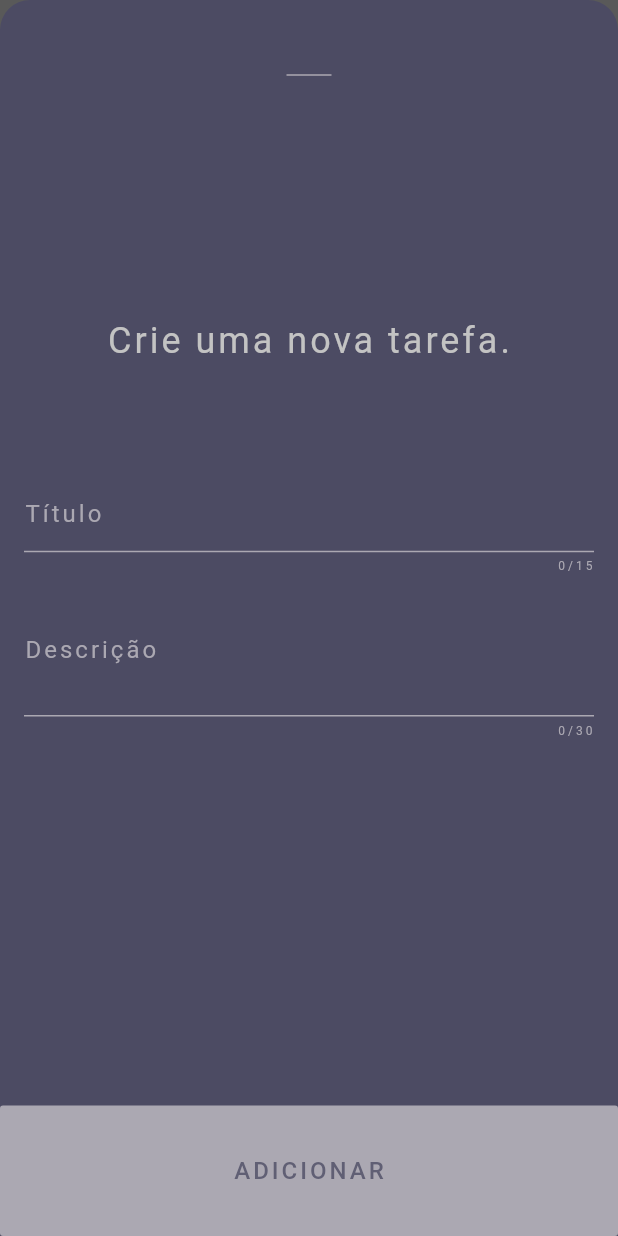
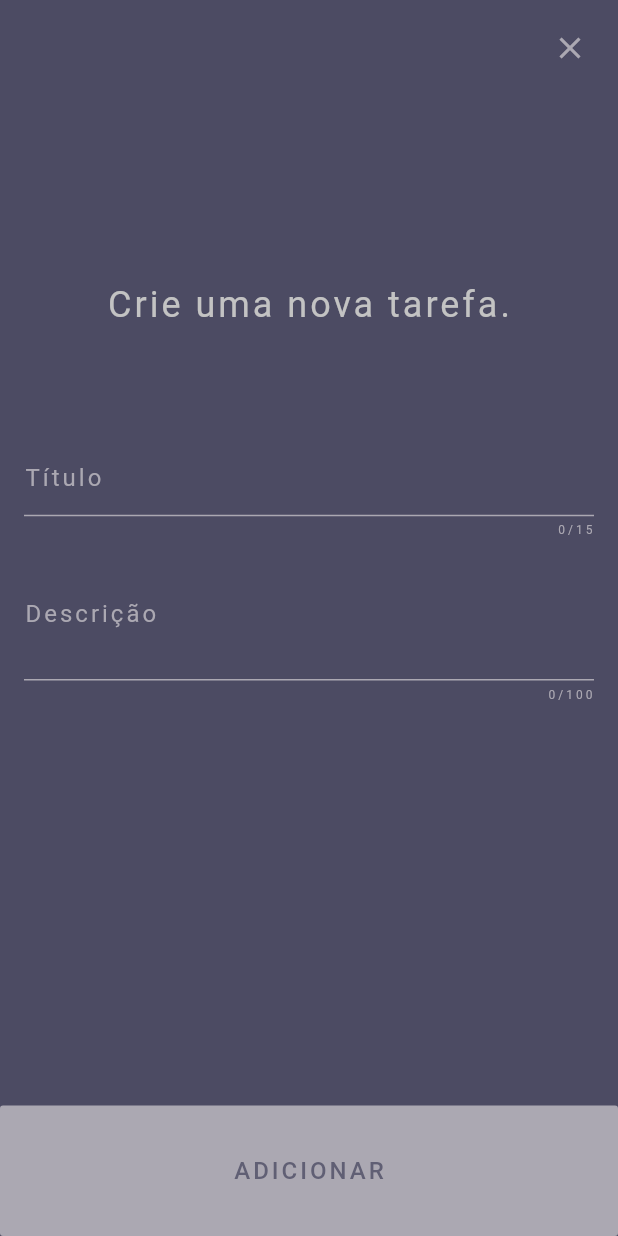
Before and after one commit to devherik/todo_app, a Flutter app: the screen it shows after launch, after a tap on the "add" icon, on a phone screen of 412 x 824 dp. Run offline on Flutter 3.47's test engine with Material 3 defaults, Android fonts, the phone set to English and light mode, and no system bars; our stand-ins replace google_fonts, hexcolor, hive_flutter, result_dart; accounts and stored records are empty; Roboto replaces fonts that are missing (Ubuntu).

Commit message:
view: home task add btn redefined

```diff
--- a/lib/view/addtask_modal_widget.dart
+++ b/lib/view/addtask_modal_widget.dart
@@ -24,9 +24,7 @@ class _AddtaskModalWidgetState extends State<AddtaskModalWidget> {
     titleController = TextEditingController();
     descriptionController = TextEditingController();
     titleController.addListener(() {
-      setState(() {
-        areFieldsValid = titleController.text.isNotEmpty;
-      });
+      setState(() => areFieldsValid = titleController.text.isNotEmpty);
     });
     super.initState();
   }
@@ -36,17 +34,24 @@ class _AddtaskModalWidgetState extends State<AddtaskModalWidget> {
     return Container(
       height: MediaQuery.of(context).size.height,
       width: MediaQuery.of(context).size.width,
-      decoration: BoxDecoration(
-        color: Theme.of(context).colorScheme.tertiary,
-        borderRadius: BorderRadius.only(
-          topLeft: Radius.circular(20),
-          topRight: Radius.circular(20),
-        ),
-      ),
+      decoration: BoxDecoration(color: Theme.of(context).colorScheme.tertiary),
       child: Column(
         mainAxisAlignment: MainAxisAlignment.spaceBetween,
         children: [
-          const SizedBox(width: 30, height: 100, child: Divider()),
+          Padding(
+            padding: const EdgeInsets.all(8.0),
+            child: Align(
+              alignment: Alignment.topRight,
+              child: Builder(
+                builder: (context) {
+                  return IconButton(
+                    onPressed: () => Navigator.of(context).pop(),
+                    icon: Icon(Icons.close),
+                  );
+                },
+              ),
+            ),
+          ),
           SingleChildScrollView(
             keyboardDismissBehavior: ScrollViewKeyboardDismissBehavior.onDrag,
             child: Column(
@@ -62,7 +67,7 @@ class _AddtaskModalWidgetState extends State<AddtaskModalWidget> {
                 globals.largeBoxSpace,
                 _buildFormField(titleController, 'Título', 1, 15),
                 globals.verySmallBoxSpace,
-                _buildFormField(descriptionController, 'Descrição', 2, 30),
+                _buildFormField(descriptionController, 'Descrição', 2, 100),
               ],
             ),
           ),
--- a/lib/view/home.dart
+++ b/lib/view/home.dart
@@ -47,19 +47,16 @@ class _HomeState extends State<Home> with SingleTickerProviderStateMixin {
           ),
         ],
       ),
-      body: Padding(
-        padding: const EdgeInsets.symmetric(horizontal: 16),
-        child: SingleChildScrollView(
-          child: Column(
-            mainAxisAlignment: MainAxisAlignment.center,
-            crossAxisAlignment: CrossAxisAlignment.start,
+      body: Column(
+        mainAxisAlignment: MainAxisAlignment.spaceBetween,
         children: [
           globals.smallBoxSpace,
-              ValueListenableBuilder<List<TaskEntity>>(
+          Expanded(
+            flex: 6,
+            child: ValueListenableBuilder<List<TaskEntity>>(
               valueListenable: _viewmodel,
               builder: (context, tasks, child) {
                 return ListView.builder(
-                    physics: NeverScrollableScrollPhysics(),
                   shrinkWrap: true,
                   itemCount: tasks.length,
                   itemBuilder: (context, index) {
@@ -84,32 +81,20 @@ class _HomeState extends State<Home> with SingleTickerProviderStateMixin {
                       onDismissed: (direction) async {
                         await _viewmodel.removeTask(task);
                       },
-                        child: listItem(task),
+                      child: _listItem(task),
                     );
                   },
                 );
               },
             ),
-              globals.largeBoxSpace,
+          ),
+          Expanded(flex: 1, child: _addButton()),
         ],
-          ),
-        ),
-      ),
-      floatingActionButton: FloatingActionButton(
-        backgroundColor: Theme.of(context).colorScheme.tertiary,
-        onPressed: () async {
-          showModalBottomSheet(
-            isScrollControlled: true,
-            context: context,
-            builder: (context) => AddtaskModalWidget(viewmodel: _viewmodel),
-          );
-        },
-        child: Icon(Icons.add, color: Theme.of(context).colorScheme.primary),
       ),
     );
   }
 
-  Widget listItem(TaskEntity task) {
+  Widget _listItem(TaskEntity task) {
     Animation<double> animation = Tween<double>(begin: 60, end: 80).animate(
       CurvedAnimation(parent: _animationController, curve: Curves.easeInOut),
     );
@@ -139,7 +124,8 @@ class _HomeState extends State<Home> with SingleTickerProviderStateMixin {
                 ),
               ),
             ),
-            Container(
+            Flexible(
+              child: Container(
                 color: Theme.of(context).colorScheme.primary,
                 height: animation.value,
                 margin: const EdgeInsets.only(left: 10),
@@ -154,8 +140,10 @@ class _HomeState extends State<Home> with SingleTickerProviderStateMixin {
                     Text(
                       task.description,
                       style: Theme.of(context).textTheme.bodyMedium,
+                      overflow: TextOverflow.ellipsis,
                     ),
                   ],
+                ),
               ),
             ),
           ],
@@ -173,4 +161,33 @@ class _HomeState extends State<Home> with SingleTickerProviderStateMixin {
       ),
     );
   }
+
+  Widget _addButton() {
+    return Builder(
+      builder: (context) {
+        return MaterialButton(
+          elevation: 0,
+          minWidth: double.infinity,
+          clipBehavior: Clip.antiAlias,
+          disabledColor: Theme.of(context).colorScheme.secondary,
+          color: Theme.of(context).colorScheme.secondary,
+          onPressed: () {
+            showModalBottomSheet(
+              isScrollControlled: true,
+              context: context,
+              builder: (context) => AddtaskModalWidget(viewmodel: _viewmodel),
+            );
+          },
+          child: Padding(
+            padding: const EdgeInsets.symmetric(vertical: 32.0),
+            child: Icon(
+              Icons.add,
+              size: 30,
+              color: Theme.of(context).colorScheme.tertiary,
+            ),
+          ),
+        );
+      },
+    );
   }
+}
```
Lines whose indentation alone changed are shown as unchanged.
